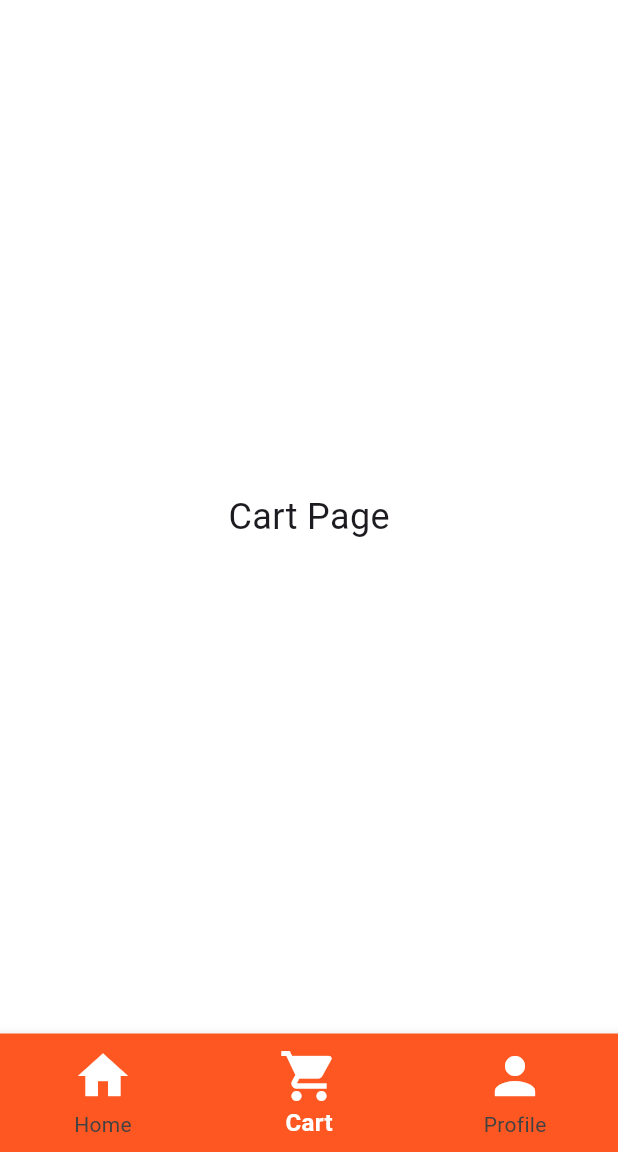
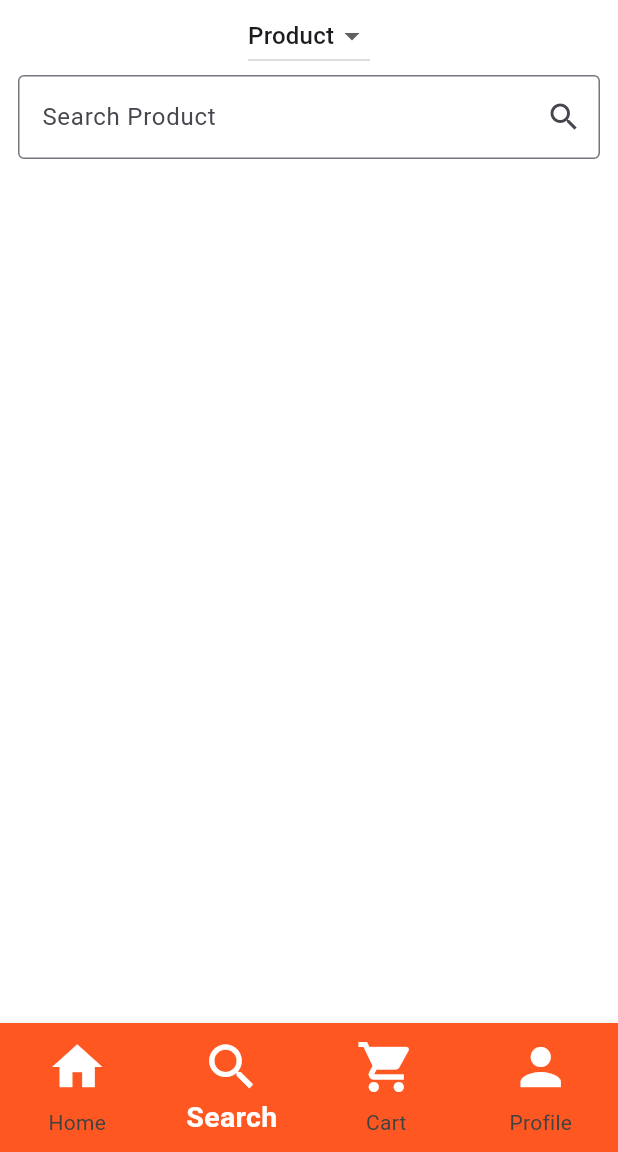
Before and after one commit to Majd867/Orderha-app, a Flutter app: the Home screen opened directly, swiped to page 2, on a phone screen of 412 x 824 dp, the part 84-1236 px from its top. Run offline on Flutter 3.47's test engine with Material 3 defaults, Android fonts, the phone set to English and light mode, and no system bars; our stand-ins replace image_picker; missing offline and left inert: dart:ffi.

```diff
--- a/lib/home.dart
+++ b/lib/home.dart
@@ -1,6 +1,8 @@
 import 'package:flutter/material.dart';
 import 'homePage_info.dart';
 import 'profile.dart';
+import 'search.dart';
+import 'cart.dart';
 class Home extends StatefulWidget {
 
   @override
@@ -30,6 +32,7 @@ class _HomeState extends State<Home> {
         ),
       ),
       bottomNavigationBar: BottomNavigationBar(
+        type: BottomNavigationBarType.fixed,
         backgroundColor: Colors.deepOrange,
         currentIndex: _currentIndex,
         onTap: (index) {
@@ -41,7 +44,7 @@ class _HomeState extends State<Home> {
         selectedItemColor: Colors.white, // Sets selected label and icon color
         unselectedItemColor: Colors.grey.shade800, // Sets unselected label and icon color
         selectedLabelStyle: TextStyle(
-          fontSize: 16, // Change selected label font size
+          fontSize: 19.0, // Change selected label font size
           fontWeight: FontWeight.bold, // Make the selected label bold
         ),
         unselectedLabelStyle: TextStyle(
@@ -54,7 +57,15 @@ class _HomeState extends State<Home> {
               Icons.home,
               color: Colors.white,
               size: 40.0,
-            ), label: 'Home'),
+            ), label: 'Home',
+          ),
+          BottomNavigationBarItem(
+            icon: Icon(
+              Icons.search,
+              color: Colors.white,
+              size: 40,
+            ), label: 'Search',
+          ),
           BottomNavigationBarItem(
               icon: Icon(
                 Icons.shopping_cart,
@@ -80,9 +91,10 @@ class _HomeState extends State<Home> {
           });
         },
         children: [
-          Center(child: HomePage(),),
-          Center(child: Text('Cart Page', style: TextStyle(fontSize: 24))),
-          Center(child: Profile(),),
+          Center(child: HomePage()),
+          Center(child: Search()),
+          Center(child: Cart()),
+          Center(child: Profile()),
         ],
       ),
     );
@@ -97,7 +109,5 @@ class _HomePageState extends State<HomePage> {
   @override
   Widget build(BuildContext context) {
     return HomepageInfo();
-
   }
 }
-//HomepageInfo()
--- a/lib/log_in.dart
+++ b/lib/log_in.dart
@@ -90,6 +90,7 @@ class _LoginPageState extends State<LoginPage> {
                     borderSide: BorderSide(color: Colors.white),
                   ),
                 ),
+                keyboardType: TextInputType.phone,
                 style: TextStyle(color: Colors.white),
                 validator: (value) {
                   if (value == null || value.length != 10) {
--- a/lib/search.dart
+++ b/lib/search.dart
@@ -0,0 +1,86 @@
+import 'package:flutter/material.dart';
+
+class Search extends StatefulWidget {
+  @override
+  State<Search> createState() => _SearchState();
+}
+
+class _SearchState extends State<Search> {
+  final TextEditingController _searchController = TextEditingController();
+  String _searchCategory = 'Product';
+  List<String> products = [];
+  List<String> stores = ['french corner', 'friend', 'abu rateb', 'super star'];
+  List<String> searchResults = [];
+
+  void _performSearch(String query) {
+    setState(() {
+      if (_searchCategory == 'Product') {
+        searchResults = products
+            .where((product) => product.toLowerCase().contains(query.toLowerCase()))
+            .toList();
+      } else {
+        searchResults = stores
+            .where((store) => store.toLowerCase().contains(query.toLowerCase()))
+            .toList();
+      }
+    });
+  }
+
+  @override
+  Widget build(BuildContext context) {
+    return Column(
+      children: [
+        Center(
+          child: DropdownButton<String>(
+            value: _searchCategory,
+            onChanged: (value) {
+              setState(() {
+                _searchCategory = value!;
+                _searchController.clear();
+                searchResults.clear();
+              });
+            },
+            items: [
+              DropdownMenuItem(
+                value: 'Product',
+                child: Text('Product'),
+              ),
+              DropdownMenuItem(
+                value: 'Store',
+                child: Text('Store'),
+              ),
+            ],
+          ),
+        ),
+        Padding(
+          padding: const EdgeInsets.symmetric(vertical: 2.0, horizontal: 12.0),
+          child: Expanded(
+            child: TextField(
+              controller: _searchController,
+              decoration: InputDecoration(
+                hintText: 'Search $_searchCategory',
+                border: OutlineInputBorder(),
+                suffixIcon: IconButton(
+                  icon: Icon(Icons.search),
+                  onPressed: () {
+                    _performSearch(_searchController.text);
+                  },
+                ),
+              ),
+            ),
+          ),
+        ),
+        Expanded(
+          child: ListView.builder(
+            itemCount: searchResults.length,
+            itemBuilder: (context, index) {
+              return ListTile(
+                title: Text(searchResults[index]),
+              );
+            },
+          ),
+        ),
+      ],
+    );
+  }
+}
--- a/lib/super_star.dart
+++ b/lib/super_star.dart
@@ -101,7 +101,9 @@ class _SuperStarPageState extends State<SuperStarPage> {
               ),
             ),
             TextButton(
-              onPressed: () {goToProductInfo();},
+              onPressed: () {
+                goToProductInfo();
+              },
               child: Text(
                 'Buffalo Chicken.  ',
                 style: TextStyle(
```
Also changed, not shown: lib/cart.dart (+43 -0 lines), lib/history.dart (+45 -0 lines), lib/product.dart (+19 -3 lines), lib/profile.dart (+70 -3 lines). Lines whose indentation alone changed are shown as unchanged.
